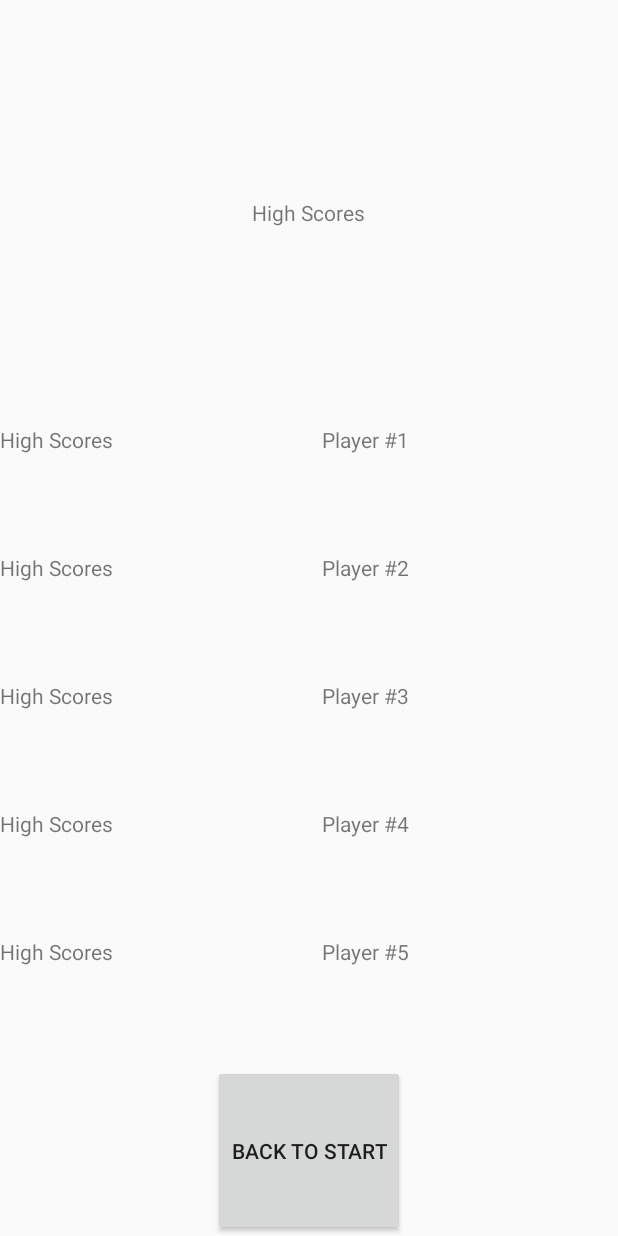
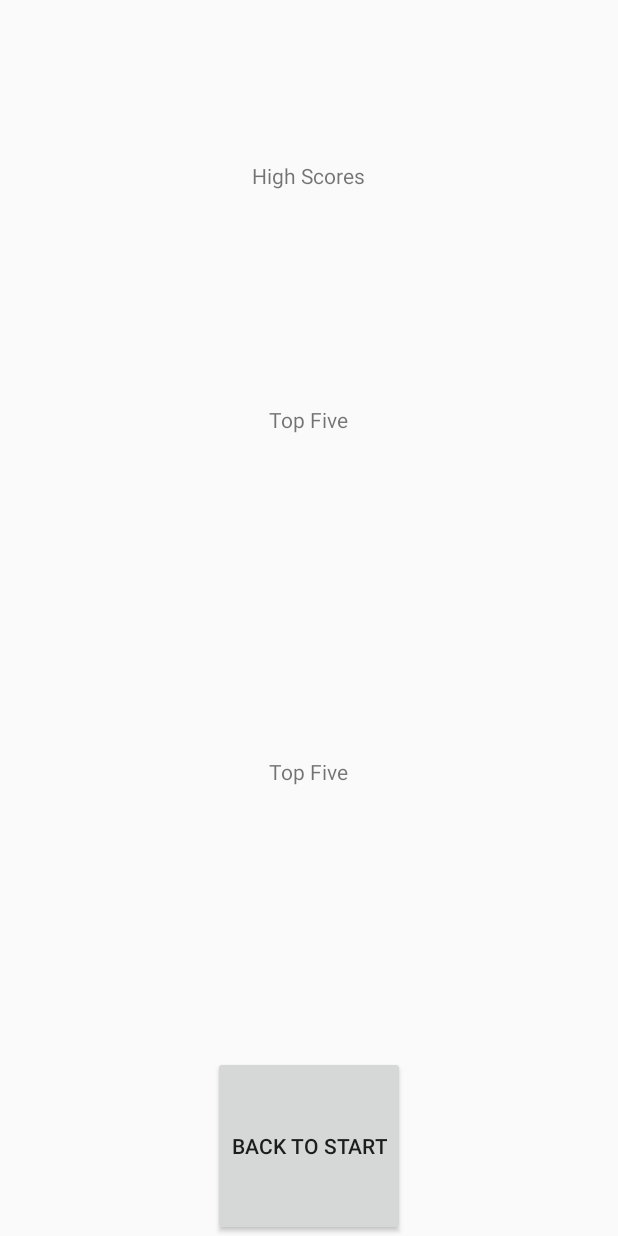
Before and after one commit to LKWBrando/CP3406_Assignment_2, an Android app: the layout activity_high_score.xml on its own in the app's theme, with its tools: preview values and no code run, on a phone screen of 412 x 824 dp. Run offline under Robolectric (Android 15) with nearby library versions, the phone set to English and light mode, and no system bars.

Commit message:
Database implemented, HighScores completed
Pending addition of quiz materials, Aesthetics, twitter integration, appstore integration

```diff
--- a/app/src/main/AndroidManifest.xml
+++ b/app/src/main/AndroidManifest.xml
@@ -24,7 +24,8 @@
         <activity android:name=".HighScoreActivity" />
         <activity android:name=".SelectTopicActivity" />
         <activity android:name=".PreGameActivity" />
-        <activity android:name=".EndGameActivity"></activity>
+        <activity android:name=".EndGameActivity" />
+        <activity android:name=".SocialMediaActivity"></activity>
     </application>
 
 </manifest>
--- a/app/src/main/res/layout/activity_high_score.xml
+++ b/app/src/main/res/layout/activity_high_score.xml
@@ -14,111 +14,25 @@
         android:layout_height="wrap_content"
         android:gravity="center"
         android:layout_gravity="center"
-        android:layout_weight="4"
+        android:layout_weight="3"
         android:text="High Scores"/>
 
-    <LinearLayout
-        android:layout_width="match_parent"
+    <TextView
+        android:layout_width="wrap_content"
         android:layout_height="wrap_content"
+        android:gravity="center"
         android:layout_gravity="center"
-        android:orientation="horizontal"
-        android:layout_weight="1">
+        android:layout_weight="1"
+        android:text="Top Five"/>
 
-        <TextView
-            android:layout_width="wrap_content"
-            android:layout_height="wrap_content"
-            android:layout_weight="1"
-            android:text="High Scores"/>
-
-        <TextView
-            android:layout_width="wrap_content"
-            android:layout_height="wrap_content"
-            android:layout_weight="1"
-            android:text="Player #1"/>
-
-    </LinearLayout>
-
-    <LinearLayout
-        android:layout_width="match_parent"
+    <TextView
+        android:id="@+id/displayHighScore"
+        android:layout_width="wrap_content"
         android:layout_height="wrap_content"
+        android:gravity="center"
         android:layout_gravity="center"
-        android:orientation="horizontal"
-        android:layout_weight="1">
-
-        <TextView
-            android:layout_width="wrap_content"
-            android:layout_height="wrap_content"
-            android:layout_weight="1"
-            android:text="High Scores"/>
-
-        <TextView
-            android:layout_width="wrap_content"
-            android:layout_height="wrap_content"
-            android:layout_weight="1"
-            android:text="Player #2"/>
-
-    </LinearLayout>
-
-    <LinearLayout
-        android:layout_width="match_parent"
-        android:layout_height="wrap_content"
-        android:layout_gravity="center"
-        android:orientation="horizontal"
-        android:layout_weight="1">
-
-        <TextView
-            android:layout_width="wrap_content"
-            android:layout_height="wrap_content"
-            android:layout_weight="1"
-            android:text="High Scores"/>
-
-        <TextView
-            android:layout_width="wrap_content"
-            android:layout_height="wrap_content"
-            android:layout_weight="1"
-            android:text="Player #3"/>
-
-    </LinearLayout>
-
-    <LinearLayout
-        android:layout_width="match_parent"
-        android:layout_height="wrap_content"
-        android:layout_gravity="center"
-        android:orientation="horizontal"
-        android:layout_weight="1">
-
-        <TextView
-            android:layout_width="wrap_content"
-            android:layout_height="wrap_content"
-            android:layout_weight="1"
-            android:text="High Scores"/>
-
-        <TextView
-            android:layout_width="wrap_content"
-            android:layout_height="wrap_content"
-            android:layout_weight="1"
-            android:text="Player #4"/>
-    </LinearLayout>
-
-    <LinearLayout
-        android:layout_width="match_parent"
-        android:layout_height="wrap_content"
-        android:layout_gravity="center"
-        android:orientation="horizontal"
-        android:layout_weight="1">
-
-        <TextView
-            android:layout_width="wrap_content"
-            android:layout_height="wrap_content"
-            android:layout_weight="1"
-            android:text="High Scores"/>
-
-        <TextView
-            android:layout_width="wrap_content"
-            android:layout_height="wrap_content"
-            android:layout_weight="1"
-            android:text="Player #5"/>
-    </LinearLayout>
+        android:layout_weight="5"
+        android:text="Top Five"/>
 
     <Button
         android:layout_width="wrap_content"
```
Also changed, not shown: app/src/main/java/example/assignmentone/cp3406/cp3406_assignment_2/EndGameActivity.java (+4 -8 lines), app/src/main/java/example/assignmentone/cp3406/cp3406_assignment_2/HighScoreActivity.java (+39 -0 lines), app/src/main/java/example/assignmentone/cp3406/cp3406_assignment_2/SocialMediaActivity.java (added, +13 -0 lines), app/src/main/res/layout/activity_end_game.xml (+3 -10 lines), app/src/main/res/layout/activity_social_media.xml (added, +9 -0 lines).
